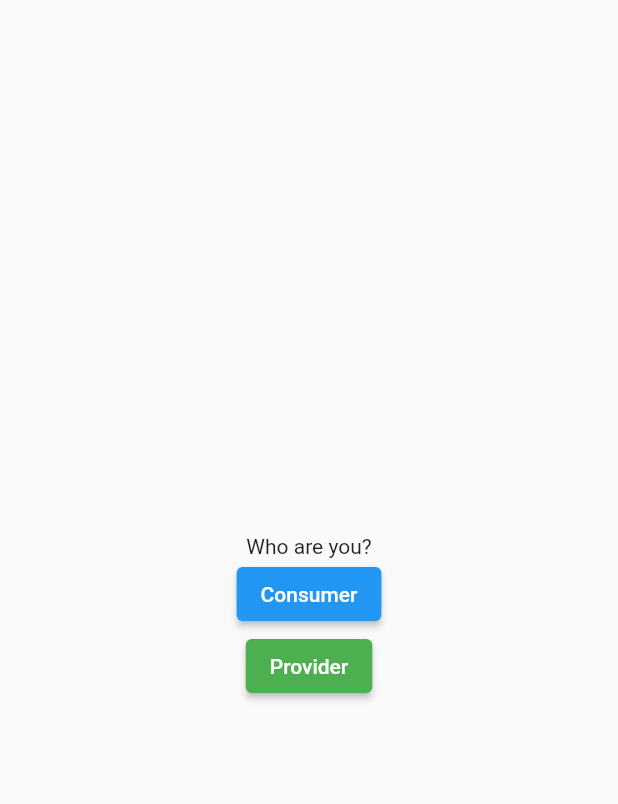
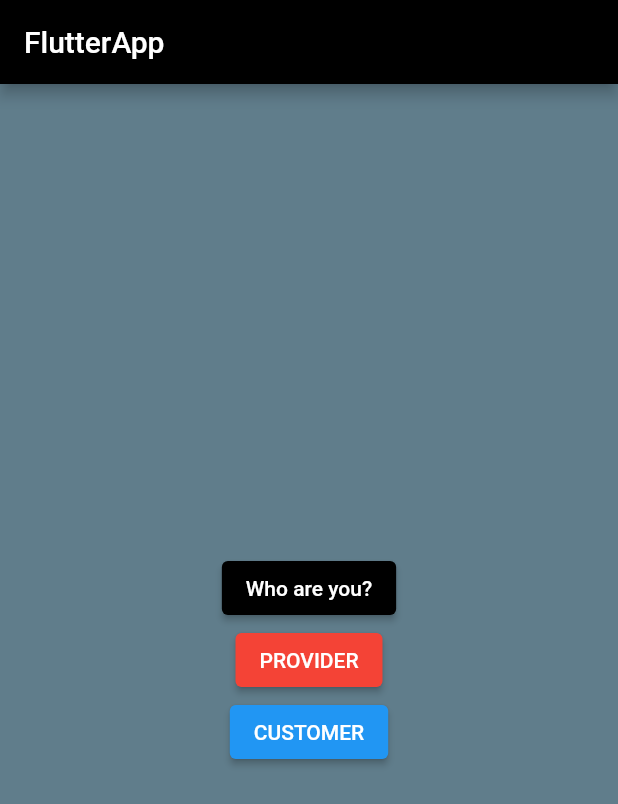
Before and after one commit to DaoOfDreams/CosmicDreamers_AppDevelopment_Rookies, a Flutter app: the screen it shows after launch, on a phone screen of 412 x 824 dp. Shown: the top 804 px of the screen. Run offline on Flutter 3.47's test engine with Material 2 defaults, Android fonts, the phone set to English and light mode, and no system bars.

Commit message:
Add files via upload

```diff
--- /dev/null
+++ b/lib/home.dart
@@ -0,0 +1,69 @@
+import 'package:flutter/material.dart';
+import 'login.dart';
+
+class Home extends StatefulWidget {
+  const Home({super.key});
+
+  @override
+  State<Home> createState() => _HomeState();
+}
+
+class _HomeState extends State<Home> {
+  String button1 = 'PROVIDER';
+
+  String button2 = 'CUSTOMER';
+
+  int currentIndex = 0;
+
+  @override
+  Widget build(BuildContext context) {
+    return Scaffold(
+      appBar: AppBar(
+        title: const Text('FlutterApp'),
+        backgroundColor: Colors.black,
+      ),
+      body: Center(
+          child: currentIndex == 0
+              ? Container(
+                  height: double.infinity,
+                  width: double.infinity,
+                  color: Colors.blueGrey,
+                  child: Column(
+                    mainAxisAlignment: MainAxisAlignment.center,
+                    crossAxisAlignment: CrossAxisAlignment.center,
+                    children: [
+                      ElevatedButton(
+                          style: ElevatedButton.styleFrom(
+                              backgroundColor: Colors.black),
+                          onPressed: () {},
+                          child: const Text('Who are you?')),
+                      ElevatedButton(
+                          style: ElevatedButton.styleFrom(
+                              backgroundColor: Colors.red),
+                          onPressed: () {
+                            Navigator.of(context).push(
+                              MaterialPageRoute(
+                                builder: (BuildContext context) {
+                                  return const LoginScreen();
+                                },
+                              ),
+                            );
+                            setState(() {
+                              button1 = 'Proceed to login as Provider';
+                            });
+                          },
+                          child: Text(button1)),
+                      ElevatedButton(
+                          onPressed: () {
+                            setState(() {
+                              button2 = 'Proceed to login as Customer';
+                            });
+                          },
+                          child: Text(button2)),
+                    ],
+                  ),
+                )
+              : Image.asset('images/119.png')),
+    );
+  }
+}
--- a/lib/main.dart
+++ b/lib/main.dart
@@ -1,21 +1,24 @@
 import 'package:flutter/material.dart';
-import 'MyHomePage.dart';
+
+import 'home.dart';
 
 void main() {
   runApp(const MyApp());
 }
 
-class MyApp extends StatelessWidget {
-  const MyApp({super.key});
+class MyApp extends StatefulWidget {
+  const MyApp({Key? key}) : super(key: key);
 
   @override
+  State<MyApp> createState() => _MyAppState();
+}
+
+class _MyAppState extends State<MyApp> {
+  @override
   Widget build(BuildContext context) {
-    return MaterialApp(
-      title: 'Bite',
-      theme: ThemeData(
-        primarySwatch: Colors.blue,
-      ),
-      home: const MyHomePage(),
+    return const MaterialApp(
+      debugShowCheckedModeBanner: false,
+      home: Home(),
     );
   }
 }
```
Also changed, not shown: lib/login.dart (added, +113 -0 lines).
